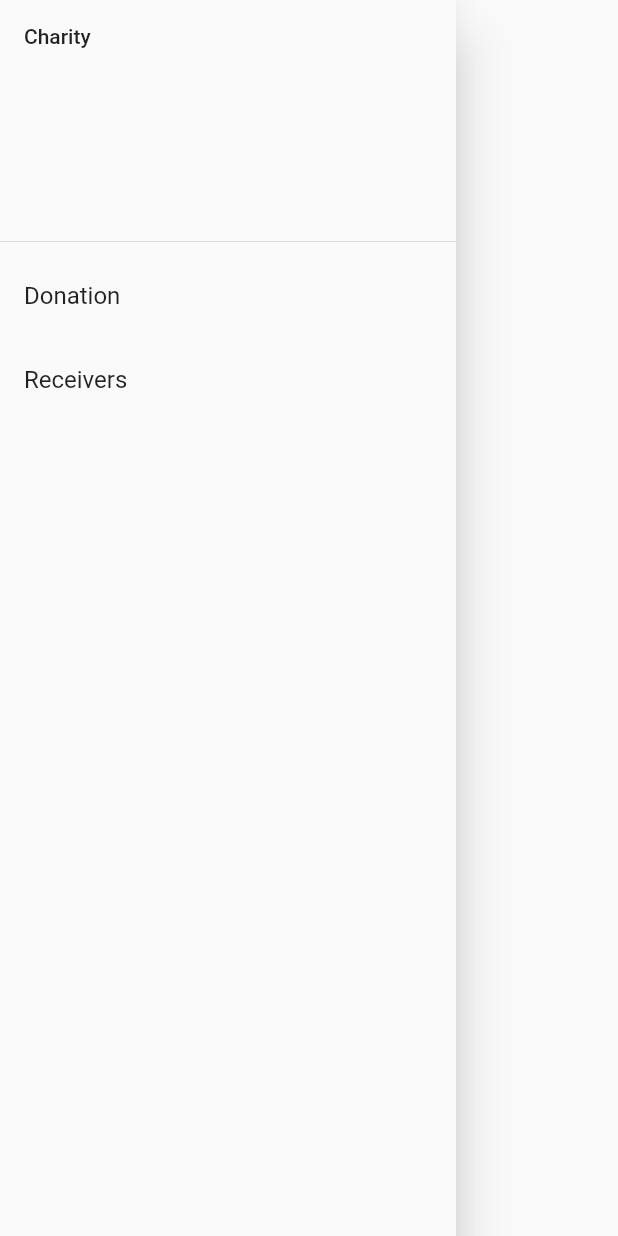
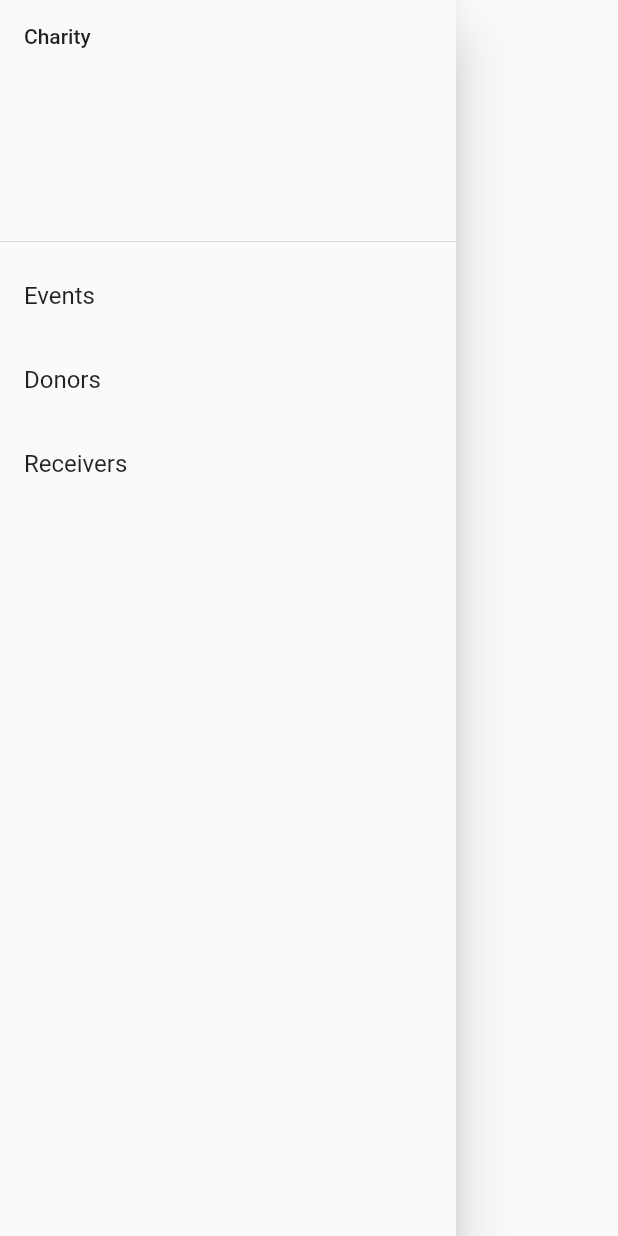
Before and after one commit to DRP-Basket/Basket, a Flutter app: the CharityDrawer widget shown alone on an empty page, opened directly, on a phone screen of 412 x 824 dp. Run offline on Flutter 3.47's test engine with Material 2 defaults, Android fonts, the phone set to English and light mode, and no system bars; our stand-ins replace cloud_firestore, firebase_auth, firebase_core, firebase_storage, flutter_datetime_picker, flutter_form_builder and 7 more; missing offline and left inert: telephony; accounts and stored records are empty.

Commit message:
Changed charity drawer to use pushReplacement, added donor page to charity drawer

```diff
--- a/frontend/lib/views/charity/charity_drawer.dart
+++ b/frontend/lib/views/charity/charity_drawer.dart
@@ -1,10 +1,11 @@
+import 'package:drp_basket_app/views/charity/charity_donor.dart';
 import 'package:drp_basket_app/views/charity/contact_list_page.dart';
 import 'package:flutter/material.dart';
 
 import 'charity_donation_page.dart';
 
 class CharityDrawer extends StatelessWidget {
-  const CharityDrawer({ Key? key }) : super(key: key);
+  const CharityDrawer({Key? key}) : super(key: key);
 
   @override
   Widget build(BuildContext context) {
@@ -15,17 +16,23 @@ class CharityDrawer extends StatelessWidget {
           DrawerHeader(
             child: Text("Charity"),
           ),
-          // ListTile(
-          //   title: Text('Home'),
-          //   onTap: () => {Navigator.popAndPushNamed(context, CharityHomePage.id)},
-          // ),
           ListTile(
-            title: Text('Donation'),
-            onTap: () => {Navigator.popAndPushNamed(context, CharityDonationPage.id)},
+            title: Text('Events'),
+            onTap: () => {
+              Navigator.pushReplacementNamed(context, CharityDonationPage.id)
+            },
+          ),
+          ListTile(
+            title: Text('Donors'),
+            onTap: () => {
+              Navigator.pushReplacement(context,
+                  MaterialPageRoute(builder: (context) => CharityDonor()))
+            },
           ),
           ListTile(
             title: Text('Receivers'),
-            onTap: () => Navigator.popAndPushNamed(context, ContactListPage.id),
+            onTap: () =>
+                Navigator.pushReplacementNamed(context, ContactListPage.id),
           ),
         ],
       ),
```
